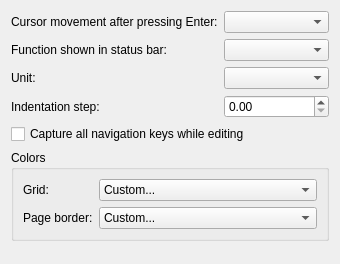
Above: sheets/part/dialogs/InterfaceOptionsWidget.ui from KDE/calligra before the change. Below: the same form after it.
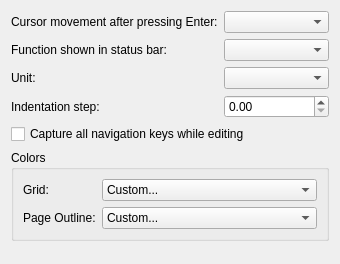
That is the form after the change. Custom widgets are drawn as their Qt base class.

Commit message: Page Borders renamed to Page Outline in Calligra Sheets

Patch:
```diff
--- a/sheets/part/dialogs/InterfaceOptionsWidget.ui
+++ b/sheets/part/dialogs/InterfaceOptionsWidget.ui
@@ -208,7 +208,7 @@
       <item row="1" column="0">
        <widget class="QLabel" name="label_5">
         <property name="text">
-         <string>Page border:</string>
+         <string>Page Outline:</string>
         </property>
         <property name="buddy">
          <cstring>m_pageBorderColor</cstring>
```
Left out of the diff: 4 changed lines with no effect on the pictures. The commit also changes 22 other files.
